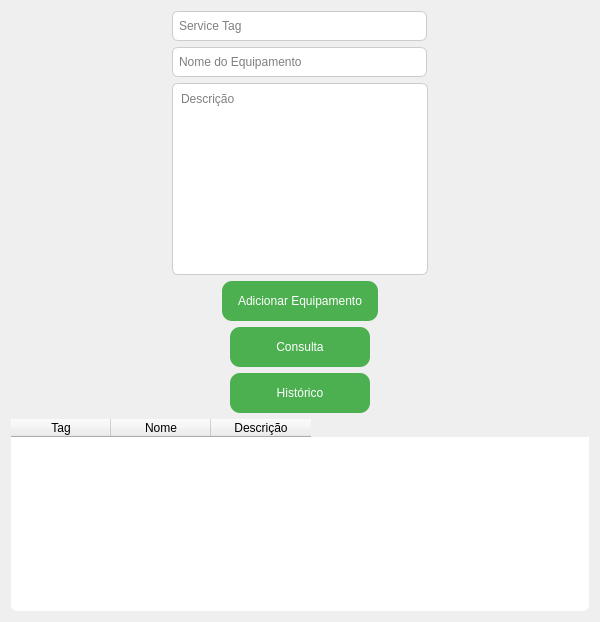
Before: the Qt Designer form service_tag_manager/view/ui_main.ui in jonatastz/Projeto_Inovacao, drawn with Qt 5.
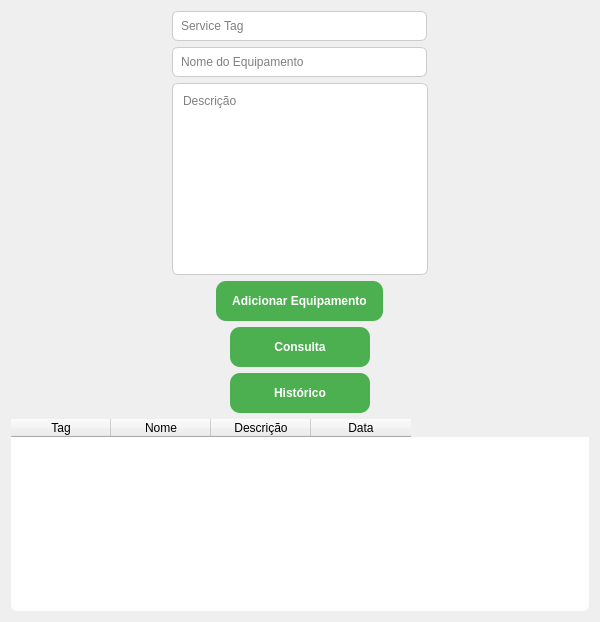
After: the same form once the commit is applied.

Commit message: adição de campo de data e ajuste de layout

What changed in the file:
```diff
--- a/service_tag_manager/view/ui_main.ui
+++ b/service_tag_manager/view/ui_main.ui
@@ -29,6 +29,7 @@
         color: white;
         border-radius: 10px;
         padding: 8px 16px;
+        font-weight: 600;
     }
 
     QPushButton:hover {
@@ -39,7 +40,7 @@
         background-color: #ffffff;
         border: 1px solid #ccc;
         border-radius: 6px;
-        padding: 4px;
+        padding: 6px;
     }
 
     QTableWidget {
@@ -48,7 +49,8 @@
     }
    ]]></string>
   </property>
-  <layout class="QVBoxLayout" name="verticalLayout">
+
+  <layout class="QVBoxLayout" name="verticalLayout" stretch="0,0,0,0,0,0,1">
 
    <!-- Service Tag centralizado -->
    <item>
@@ -153,7 +155,7 @@
        </property>
        <property name="minimumSize">
         <size>
-         <width>80</width>
+         <width>140</width>
          <height>40</height>
         </size>
        </property>
@@ -228,7 +230,7 @@
       </sizepolicy>
      </property>
      <property name="columnCount">
-      <number>3</number>
+      <number>4</number>
      </property>
      <column>
       <property name="text">
@@ -245,6 +247,11 @@
        <string>Descrição</string>
       </property>
      </column>
+     <column>
+      <property name="text">
+       <string>Data</string>
+      </property>
+     </column>
     </widget>
    </item>
 
```
The commit also changes 9 other files.
